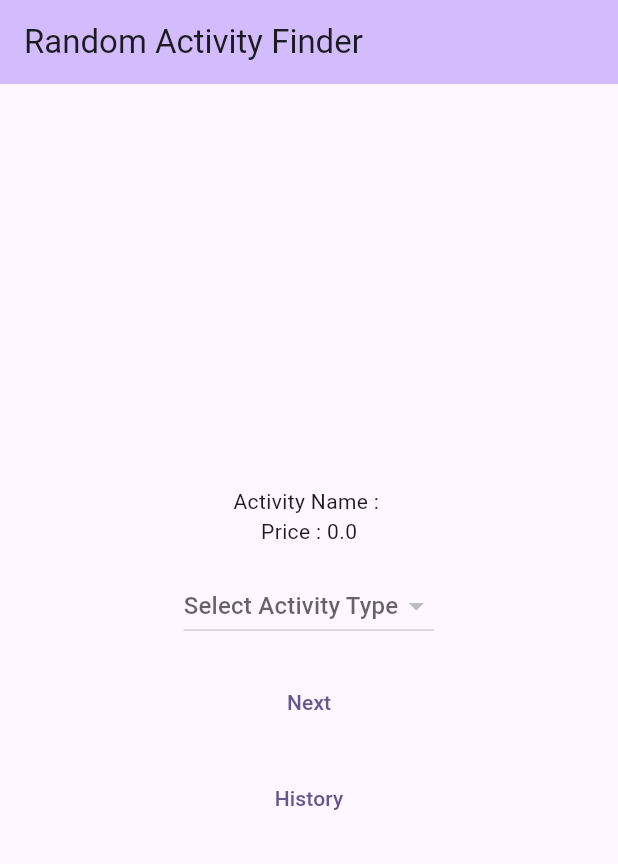
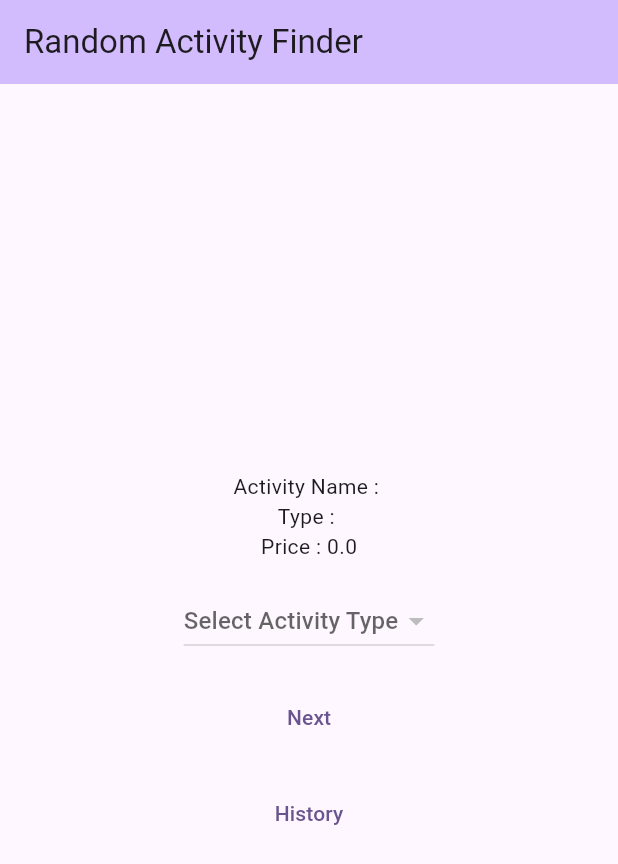
Before and after one commit to 2000YokeKei/flutter-assessment, a Flutter app: the screen it shows after launch, on a phone screen of 412 x 824 dp. Shown: the top 864 px of the screen. Run offline on Flutter 3.47's test engine with Material 3 defaults, Android fonts, the phone set to English and light mode, and no system bars; our stand-ins replace flutter_bloc.

Commit message:
update part 3

```diff
--- a/lib/Bloc/activity_cubit.dart
+++ b/lib/Bloc/activity_cubit.dart
@@ -27,7 +27,6 @@ class ActivityCubit extends Cubit<ActivityState> {
     }
 
     emit(state.copyWith(recentActivities: updatedActivities));
-    print('Added activity: ${activity.activity}, Total: ${updatedActivities.length}');
   }
 
   void setSelectedActivityType(String type) {
--- a/lib/model/model.dart
+++ b/lib/model/model.dart
@@ -17,16 +17,15 @@ class Activity {
     this.accessibility,
   });
 
-  // From JSON
   factory Activity.fromJson(Map<String, dynamic> json) {
     return Activity(
       activity: json['activity'],
       type: json['type'],
       participants: json['participants'],
-      price: (json['price'] as num).toDouble(), // Convert to double
+      price: (json['price'] as num).toDouble(),
       link: json['link'],
       key: json['key'],
-      accessibility: (json['accessibility'] as num).toDouble(), // Convert to double
+      accessibility: (json['accessibility'] as num).toDouble(),
     );
   }
 
--- a/lib/service/api_activity.dart
+++ b/lib/service/api_activity.dart
@@ -3,9 +3,14 @@ import 'package:http/http.dart' as http;
 import '../model/model.dart';
 
 class ActivityService {
- static const String baseUrl = 'https://bored.api.lewagon.com/api/activity/';
+  static Future<Activity> fetchActivity(String? type) async {
+     late String baseUrl = '';
+    if(type == null){
+      baseUrl = 'https://bored.api.lewagon.com/api/activity/';
+    }else{
+      baseUrl = 'https://bored.api.lewagon.com/api/activity/?type=$type';
+    }
 
-  static Future<Activity> fetchActivity() async {
     try {
       final response = await http.get(Uri.parse(baseUrl));
       if (response.statusCode == 200) {
--- a/lib/view/history.dart
+++ b/lib/view/history.dart
@@ -15,6 +15,7 @@ class HistoryPage extends StatelessWidget {
       body: BlocBuilder<ActivityCubit, ActivityState>(
         builder: (context, state) {
           final activities = state.recentActivities;
+          final selectedActivityType = state.selectedActivityType;
 
           if (activities.isEmpty) {
             return Center(
@@ -27,6 +28,7 @@ class HistoryPage extends StatelessWidget {
             itemBuilder: (context, index) {
               final activity = activities[index];
               return ListTile(
+                tileColor: activity.type == selectedActivityType? Colors.greenAccent : null,
                 title: Text(activity.activity ?? 'No Activity Name'),
                 subtitle: Text('Price: \$${activity.price?.toStringAsFixed(2) ?? '0.00'}'),
               );
--- a/lib/view/home.dart
+++ b/lib/view/home.dart
@@ -18,24 +18,26 @@ class _MyHomePageState extends State<MyHomePage> {
   bool _isLoading = false;
   late String activityName = '';
   late double activityPrice = 0;
-   String _selectedActivityType = '';
+  late String activityType = '';
+  String _selectedActivityType = '';
 
   Future<void> _fetchActivity() async {
     setState(() {
       _isLoading = true;
     });
     try {
-      Activity activity = await ActivityService.fetchActivity();
+      Activity activity = await ActivityService.fetchActivity(_selectedActivityType);
       setState(() {
         activityName = activity.activity ?? "No activity available";
         activityPrice = activity.price ?? 0.0;
+        activityType = activity.type ?? "No activity type";
         final activityCubit = context.read<ActivityCubit>();
         activityCubit.addActivity(activity);
-      print('Number of activities in history: ${activityCubit.state.recentActivities.length}');
       });
     } catch (e) {
       setState(() {
         activityName = "Failed to load activity";
+        activityType = "None";
         activityPrice = 0;
       });
     } finally {
@@ -47,8 +49,8 @@ class _MyHomePageState extends State<MyHomePage> {
 
   @override
   Widget build(BuildContext context) {
-     final activityType = context.watch<ActivityCubit>();
-     List<String> type = activityType.state.recentActivities.map((e) => e.type ?? '').toList();
+    final activityCubit = context.read<ActivityCubit>();
+    Set<String> type = activityCubit.state.recentActivities.map((e) => e.type ?? '').toSet();
     return Scaffold(
       appBar: AppBar(
         backgroundColor: Theme.of(context).colorScheme.inversePrimary,
@@ -63,6 +65,7 @@ class _MyHomePageState extends State<MyHomePage> {
                 : Column(
                     children: [
                       Text('Activity Name : $activityName'),
+                      Text('Type : $activityType'),
                       Text('Price : $activityPrice')
                     ],
                   ),
@@ -72,14 +75,13 @@ class _MyHomePageState extends State<MyHomePage> {
               hint: Text("Select Activity Type"),
               onChanged: (String? newValue) {
                 setState(() {
-                  _selectedActivityType = newValue ?? '';
+                _selectedActivityType = newValue ?? '';
                 });
-                final activityCubit = context.read<ActivityCubit>();
                 activityCubit.setSelectedActivityType(_selectedActivityType);
               },
               items: type.map<DropdownMenuItem<String>>((String value) {
                 return DropdownMenuItem<String>(
-                  value: value,
+                  value: value.toString(),
                   child: Text(value),
                 );
               }).toList(),
```
